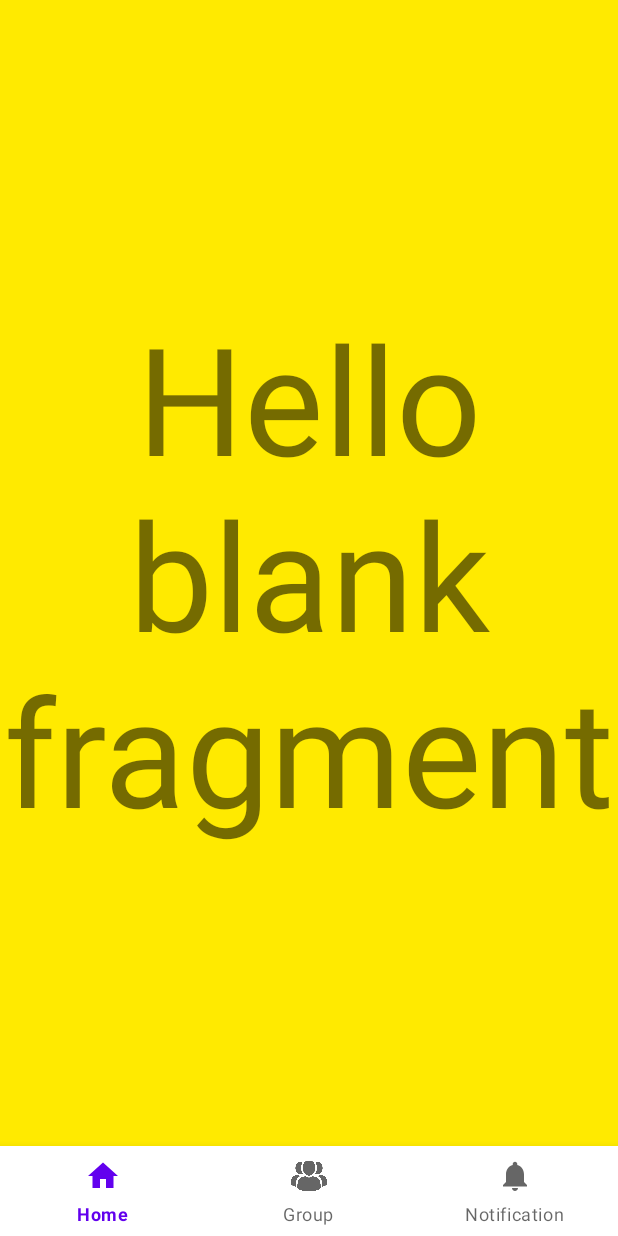
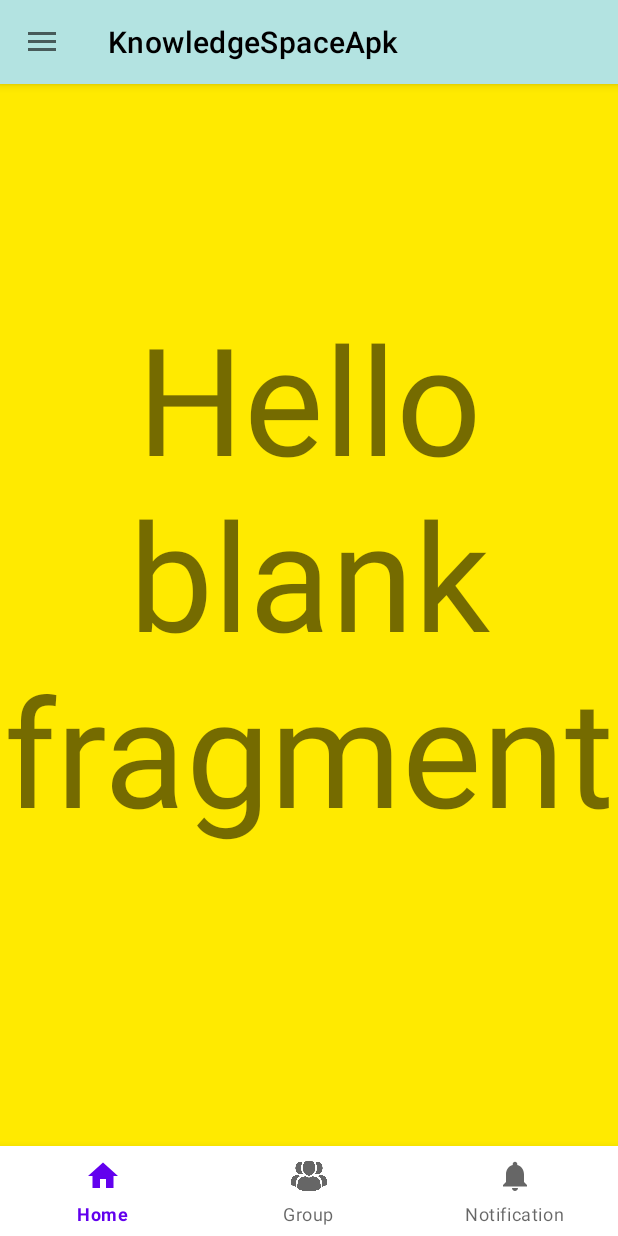
Before and after one commit to TempAc1/ksAppForked, an Android app: the screen it shows after launch (homeSc), on a phone screen of 412 x 824 dp. Run offline under Robolectric (Android 15) with nearby library versions, the phone set to English and light mode, and no system bars.

Commit message:
bottom nav + drawer nav -> working all fine

```diff
--- a/KnowledgeSpaceApk/app/src/main/AndroidManifest.xml
+++ b/KnowledgeSpaceApk/app/src/main/AndroidManifest.xml
@@ -11,7 +11,7 @@
         android:theme="@style/Theme.KnowledgeSpaceApk">
         <activity
             android:name=".homeSc"
-            android:exported="false" />
+            android:exported="false"/>
         <activity
             android:name=".MainActivity"
             android:exported="true">
--- a/KnowledgeSpaceApk/app/src/main/java/com/example/knowledgespaceapk/homeSc.java
+++ b/KnowledgeSpaceApk/app/src/main/java/com/example/knowledgespaceapk/homeSc.java
@@ -1,6 +1,6 @@
 package com.example.knowledgespaceapk;
 
-import androidx.annotation.NonNull;
+
 import androidx.appcompat.app.ActionBarDrawerToggle;
 import androidx.appcompat.app.AppCompatActivity;
 import androidx.appcompat.widget.Toolbar;
@@ -9,28 +9,35 @@ import androidx.drawerlayout.widget.DrawerLayout;
 import androidx.fragment.app.Fragment;
 import androidx.fragment.app.FragmentManager;
 import androidx.fragment.app.FragmentTransaction;
-import androidx.navigation.NavController;
-import androidx.navigation.Navigation;
-import androidx.navigation.ui.AppBarConfiguration;
-import androidx.navigation.ui.NavigationUI;
+
 import android.os.Bundle;
-import android.view.MenuItem;
+
 
 import com.example.knowledgespaceapk.databinding.ActivityHomeScBinding;
 import com.google.android.material.bottomnavigation.BottomNavigationView;
-import com.google.android.material.navigation.NavigationView;
+
 
 public class homeSc extends AppCompatActivity {
-
-    ActivityHomeScBinding homeScBinding;
+    private DrawerLayout drawerLayout;
+    private BottomNavigationView bottomNavigationView;
     @Override
     protected void onCreate(Bundle savedInstanceState) {
         super.onCreate(savedInstanceState);
-        homeScBinding = ActivityHomeScBinding.inflate(getLayoutInflater());
-        setContentView(homeScBinding.getRoot());
+        setContentView(R.layout.activity_home_sc);
+
+        Toolbar toolbar = findViewById(R.id.drawerNavigationToolbar);
+        setSupportActionBar(toolbar);
+
+        drawerLayout = findViewById(R.id.drawerNavigationDrawerLayout);
+        ActionBarDrawerToggle toggle = new ActionBarDrawerToggle(this,drawerLayout,
+                            toolbar,R.string.open,R.string.close);
+       drawerLayout.addDrawerListener(toggle);
+        toggle.syncState();
+
+
         replaceFrag(new HomeFragment());
-
-        homeScBinding.bottomNavigationView.setOnItemSelectedListener(item -> {
+        bottomNavigationView = findViewById(R.id.bottomNavigationView);
+        bottomNavigationView.setOnItemSelectedListener(item -> {
 
             switch (item.getItemId()){
                 case R.id.home : replaceFrag(new HomeFragment()); break;
@@ -42,6 +49,15 @@ public class homeSc extends AppCompatActivity {
 
     }//End OnCreate
 
+    @Override
+    public void onBackPressed() {
+        if(drawerLayout.isDrawerOpen(GravityCompat.START)){
+            drawerLayout.closeDrawer(GravityCompat.START);
+        }else {
+            super.onBackPressed();
+        }
+    }
+
     private  void replaceFrag(Fragment fragment){
         FragmentManager fragmentManager = getSupportFragmentManager();
         FragmentTransaction fragmentTransaction = fragmentManager.beginTransaction();
--- a/KnowledgeSpaceApk/app/src/main/res/layout/activity_home_sc.xml
+++ b/KnowledgeSpaceApk/app/src/main/res/layout/activity_home_sc.xml
@@ -7,7 +7,6 @@
     tools:context=".homeSc"
     android:id="@+id/constraintLayout">
 
-
     <FrameLayout
         android:id="@+id/frameLayout"
         android:layout_width="0dp"
@@ -16,7 +15,6 @@
         app:layout_constraintEnd_toEndOf="parent"
         app:layout_constraintStart_toStartOf="parent"
         app:layout_constraintTop_toTopOf="parent">
-
     </FrameLayout>
 
     <com.google.android.material.bottomnavigation.BottomNavigationView
@@ -27,4 +25,42 @@
         app:layout_constraintEnd_toEndOf="parent"
         app:layout_constraintStart_toStartOf="parent"
         app:menu="@menu/bottom_nav_menu" />
+
+    <androidx.drawerlayout.widget.DrawerLayout
+        android:id="@+id/drawerNavigationDrawerLayout"
+        android:layout_width="match_parent"
+        android:layout_height="match_parent"
+        android:fitsSystemWindows="true"
+        tools:openDrawer="start">
+
+        <LinearLayout
+            android:layout_width="match_parent"
+            android:layout_height="match_parent"
+            android:orientation="vertical">
+
+            <androidx.appcompat.widget.Toolbar
+                android:id="@+id/drawerNavigationToolbar"
+                android:layout_width="match_parent"
+                android:layout_height="?attr/actionBarSize"
+                android:background="#B3E3E1"
+                app:titleTextColor="@color/black"
+                app:popupTheme="@style/ThemeOverlay.AppCompat.Light"
+                android:elevation="4dp">
+            </androidx.appcompat.widget.Toolbar>
+
+            <FrameLayout
+                android:id="@+id/drawerNavigationFragmentContainer"
+                android:layout_width="match_parent"
+                android:layout_height="match_parent"/>
+        </LinearLayout>
+
+        <com.google.android.material.navigation.NavigationView
+            android:id="@+id/drawerNavigationView"
+            android:layout_width="wrap_content"
+            android:layout_height="match_parent"
+            android:layout_gravity="start"
+            app:headerLayout="@layout/drawer_nav_header"
+            app:menu="@menu/drawer_menu"/>
+    </androidx.drawerlayout.widget.DrawerLayout>
+
 </androidx.constraintlayout.widget.ConstraintLayout>
--- /dev/null
+++ b/KnowledgeSpaceApk/app/src/main/res/menu/drawer_menu.xml
@@ -0,0 +1,59 @@
+<?xml version="1.0" encoding="utf-8"?>
+<menu xmlns:android="http://schemas.android.com/apk/res/android"
+    xmlns:tools="http://schemas.android.com/tools"
+    tools:showIn = "navigation_view">
+
+    <group android:checkableBehavior="single">
+        <item
+            android:id="@+id/profile"
+            android:title="Profile"
+            android:icon="@drawable/ic_baseline_home_24"/>
+        <item
+            android:id="@+id/avatar"
+            android:title="Avatar"
+            android:icon="@drawable/ic_baseline_person_24"/>
+    </group>
+
+    <group>
+        <item
+            android:id="@+id/academics"
+            android:title="Academics">
+
+            <menu>
+                <item android:id="@+id/attendance"
+                    android:title="Attendance">
+                </item>
+                <item android:id="@+id/routine"
+                    android:title="Routine">
+                </item>
+            </menu>
+
+        </item>
+    </group>
+
+
+    <item
+        android:id="@+id/exams"
+        android:title="Exams"
+        android:icon="@drawable/ic_baseline_summarize_24">
+    </item>
+
+    <item
+        android:id="@+id/settings"
+        android:title="Settings"
+        android:icon="@drawable/ic_baseline_settings_24">
+    </item>
+
+    <item
+        android:id="@+id/tNc"
+        android:title="Terms And Conditions"
+        android:icon="@drawable/ic_baseline_assignment_late_24">
+    </item>
+
+    <item
+        android:id="@+id/signOut"
+        android:title="Sign Out"
+        android:icon="@drawable/ic_baseline_logout_24">
+    </item>
+
+</menu>
```
Also changed, not shown: KnowledgeSpaceApk/app/src/main/res/layout/drawer_nav_header.xml (added, +27 -0 lines), KnowledgeSpaceApk/app/src/main/res/layout/nav_header.xml (deleted, +0 -21 lines), KnowledgeSpaceApk/app/src/main/res/menu/nav_menu.xml (deleted, +0 -67 lines).
